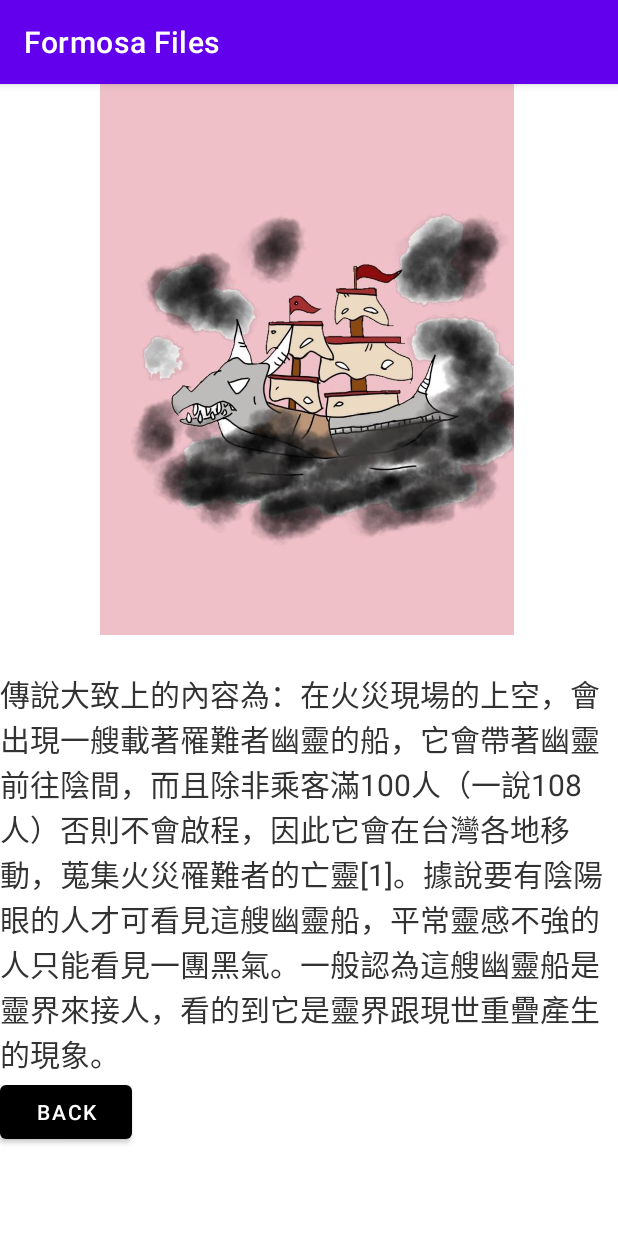
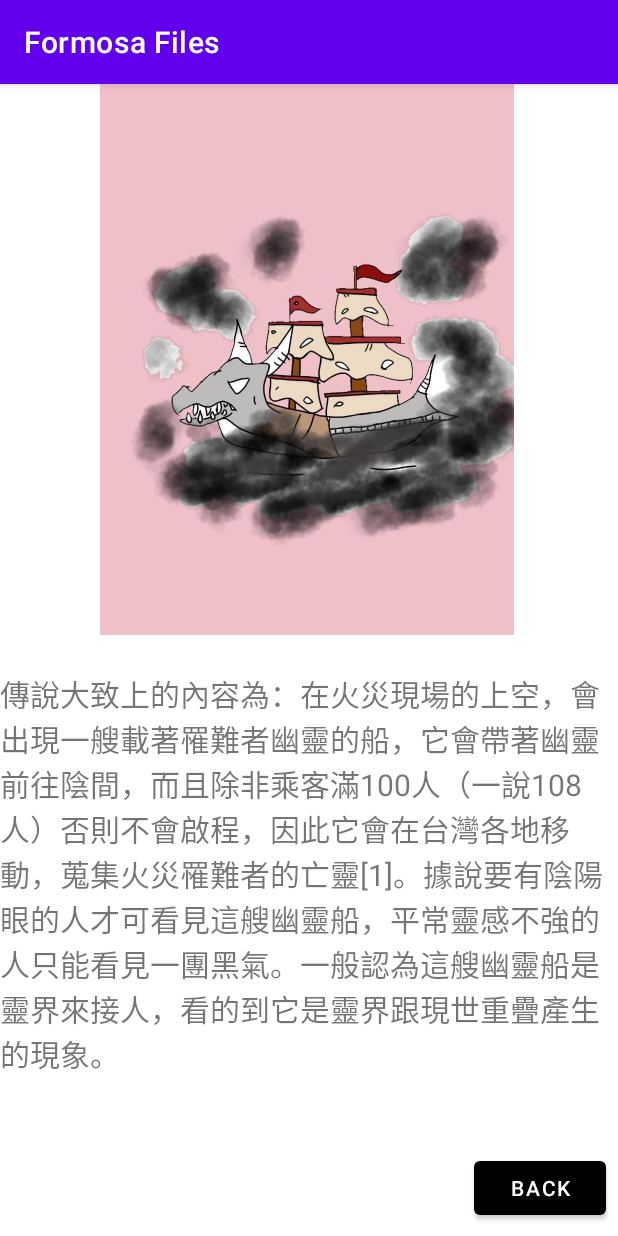
Before and after one commit to longshenn/OnTeach, an Android app: the StoryAC screen opened directly, with no data from a screen before it, on a phone screen of 412 x 824 dp. Run offline under Robolectric (Android 15) with nearby library versions, the phone set to English and light mode, and no system bars.

Commit message:
龍幽靈船圖調整

```diff
--- a/app/src/main/res/layout/activity_storyac.xml
+++ b/app/src/main/res/layout/activity_storyac.xml
@@ -6,20 +6,15 @@
     android:layout_height="match_parent"
     tools:context=".StoryAC">
 
-    <ScrollView
-        android:layout_width="match_parent"
-        android:layout_height="match_parent">
-
-        <LinearLayout
-            android:layout_width="match_parent"
-            android:layout_height="wrap_content"
-            android:orientation="vertical" >
-
     <ImageView
         android:id="@+id/imgsy"
         android:layout_width="409dp"
         android:layout_height="367dp"
-                android:src="@drawable/c22" />
+        android:src="@drawable/c22"
+        app:layout_constraintEnd_toEndOf="parent"
+        app:layout_constraintHorizontal_bias="0.0"
+        app:layout_constraintStart_toStartOf="parent"
+        tools:layout_editor_absoluteY="26dp" />
 
     <TextView
         android:id="@+id/sy"
@@ -27,8 +22,11 @@
         android:layout_height="wrap_content"
         android:layout_marginTop="24dp"
         android:text="傳說大致上的內容為：在火災現場的上空，會出現一艘載著罹難者幽靈的船，它會帶著幽靈前往陰間，而且除非乘客滿100人（一說108人）否則不會啟程，因此它會在台灣各地移動，蒐集火災罹難者的亡靈[1]。據說要有陰陽眼的人才可看見這艘幽靈船，平常靈感不強的人只能看見一團黑氣。一般認為這艘幽靈船是靈界來接人，看的到它是靈界跟現世重疊產生的現象。"
-                android:textColor="#333232"
-                android:textSize="20sp" />
+        android:textSize="20sp"
+        app:layout_constraintEnd_toEndOf="parent"
+        app:layout_constraintHorizontal_bias="0.5"
+        app:layout_constraintStart_toStartOf="parent"
+        app:layout_constraintTop_toBottomOf="@+id/imgsy" />
 
     <Button
         android:id="@+id/resy"
@@ -38,8 +36,7 @@
         android:layout_marginBottom="8dp"
         android:text="Back"
         app:backgroundTint="@color/black"
+        app:layout_constraintBottom_toBottomOf="parent"
+        app:layout_constraintEnd_toEndOf="parent"
         app:rippleColor="@color/design_default_color_error" />
-        </LinearLayout>
-    </ScrollView>
-
 </androidx.constraintlayout.widget.ConstraintLayout>
```
Lines whose indentation alone changed are shown as unchanged.
